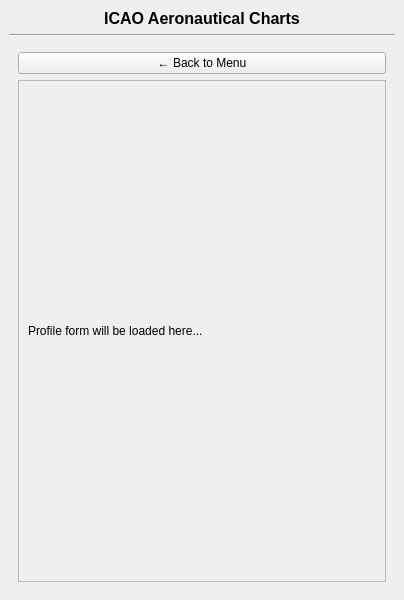
The window that qAeroChart/qaerochart_dockwidget_base.ui (andures/qAeroChart) describes before a commit, drawn with Qt 5.
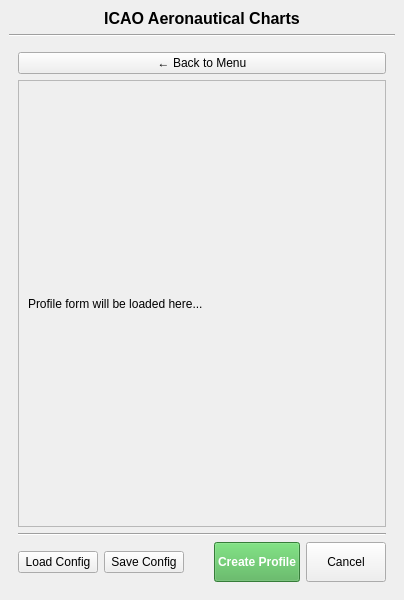
The same window after the commit. The open tabs and pages were chosen to show the change.

What changed in the file:
```diff
--- a/qAeroChart/qaerochart_dockwidget_base.ui
+++ b/qAeroChart/qaerochart_dockwidget_base.ui
@@ -206,6 +206,64 @@
           </widget>
          </widget>
         </item>
+        <item>
+         <widget class="Line" name="lineSeparatorForm">
+          <property name="orientation">
+           <enum>Qt::Horizontal</enum>
+          </property>
+         </widget>
+        </item>
+        <item>
+         <layout class="QHBoxLayout" name="horizontalLayout_form_actions">
+          <item>
+           <widget class="QPushButton" name="btnLoadConfig">
+            <property name="text">
+             <string>Load Config</string>
+            </property>
+           </widget>
+          </item>
+          <item>
+           <widget class="QPushButton" name="btnSaveConfig">
+            <property name="text">
+             <string>Save Config</string>
+            </property>
+           </widget>
+          </item>
+          <item>
+           <spacer name="hSpacerFormActions">
+            <property name="orientation">
+             <enum>Qt::Horizontal</enum>
+            </property>
+            <property name="sizeHint" stdset="0">
+             <size>
+              <width>40</width>
+              <height>20</height>
+             </size>
+            </property>
+           </spacer>
+          </item>
+          <item>
+           <widget class="QPushButton" name="btnCreateProfile">
+            <property name="text">
+             <string>Create Profile</string>
+            </property>
+            <property name="styleSheet">
+             <string notr="true">background-color: #4CAF50; color: white; font-weight: bold; min-height: 32px;</string>
+            </property>
+           </widget>
+          </item>
+          <item>
+           <widget class="QPushButton" name="btnCancelForm">
+            <property name="text">
+             <string>Cancel</string>
+            </property>
+            <property name="styleSheet">
+             <string notr="true">min-height: 32px;</string>
+            </property>
+           </widget>
+          </item>
+         </layout>
+        </item>
        </layout>
       </widget>
      </widget>
```
